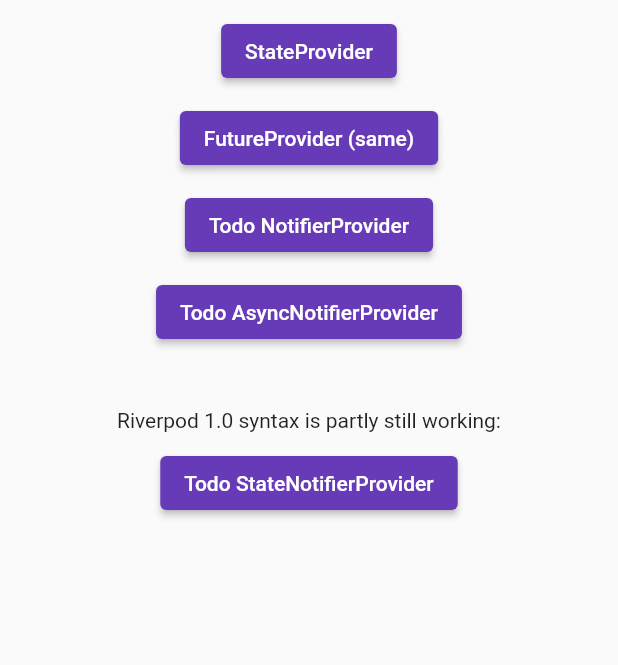
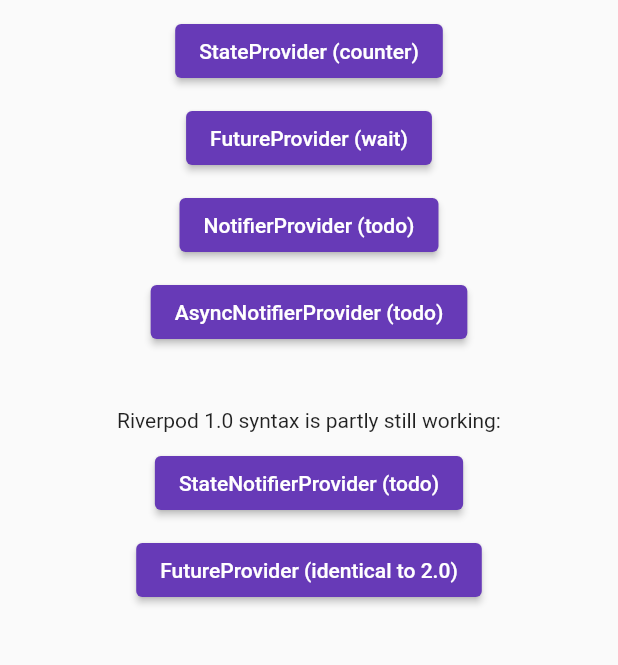
Before and after one commit to flutterrausch/flutter_examples, a Flutter app: the screen it shows after launch, on a phone screen of 412 x 824 dp, the part 168-833 px from its top. Run offline on Flutter 3.47's test engine with Material 2 defaults, Android fonts, the phone set to English and light mode, and no system bars; our stand-ins replace dio, flutter_riverpod; missing offline and left inert: jwt_decode.

Commit message:
[update] streamlined page names + menu

```diff
--- a/040__riverpod2/lib/counter_stateprovider_page.dart
+++ b/040__riverpod2/lib/counter_stateprovider_page.dart
@@ -13,7 +13,7 @@ class CounterStateproviderPage extends ConsumerWidget {
 
     return Scaffold(
       appBar: AppBar(
-        title: const Text('Counter Provider Page'),
+        title: const Text('StateProvider (counter)'),
       ),
       body: Center(
         child: Column(
--- a/040__riverpod2/lib/main.dart
+++ b/040__riverpod2/lib/main.dart
@@ -50,22 +50,25 @@ class MainPage extends StatelessWidget {
                       const Text('Riverpod 2.0:'),
 
                       const SizedBox(height: 10),
-                      PageButton('StateProvider', const CounterStateproviderPage(), context),
+                      PageButton('StateProvider (counter)', const CounterStateproviderPage(), context),
 
                       const SizedBox(height: 10),
-                      PageButton('FutureProvider (same)', const WaitFutureproviderPage(), context),
+                      PageButton('FutureProvider (wait)', const WaitFutureproviderPage(), context),
 
                       const SizedBox(height: 10),
-                      PageButton('Todo NotifierProvider', const TodoNotifierproviderPage(), context),
+                      PageButton('NotifierProvider (todo)', const TodoNotifierproviderPage(), context),
 
                       const SizedBox(height: 10),
-                      PageButton('Todo AsyncNotifierProvider', const TodoAsyncnotifierproviderPage(), context),
+                      PageButton('AsyncNotifierProvider (todo)', const TodoAsyncnotifierproviderPage(), context),
 
 
                       const SizedBox(height: 40),
                       const Text('Riverpod 1.0 syntax is partly still working:'),
                       const SizedBox(height: 10),
-                      PageButton('Todo StateNotifierProvider', const TodoStatenotifierproviderPage(), context),
+                      PageButton('StateNotifierProvider (todo)', const TodoStatenotifierproviderPage(), context),
+
+                      const SizedBox(height: 10),
+                      PageButton('FutureProvider (identical to 2.0)', const WaitFutureproviderPage(), context),
 
                       // buggy, don't show:
                       // const SizedBox(height: 10),
--- a/040__riverpod2/lib/todo_asyncinit_page.dart
+++ b/040__riverpod2/lib/todo_asyncinit_page.dart
@@ -108,7 +108,7 @@ class TodoAsyncInitPage extends ConsumerWidget {
   Widget build(BuildContext context, WidgetRef ref) {
     return Scaffold(
       appBar: AppBar(
-        title: const Text('Todo async'),
+        title: const Text('Todo async init StateNotifierProvider (bug!)'),
       ),
       body: Column(
         children: const [
--- a/040__riverpod2/lib/todo_asyncnotifierprovider_page.dart
+++ b/040__riverpod2/lib/todo_asyncnotifierprovider_page.dart
@@ -129,7 +129,7 @@ class TodoAsyncnotifierproviderPage extends ConsumerWidget {
   Widget build(BuildContext context, WidgetRef ref) {
     return Scaffold(
       appBar: AppBar(
-        title: const Text('Todo'),
+        title: const Text('AsyncNotifierProvider (todo)'),
       ),
       body: Column(
         children: const [
--- a/040__riverpod2/lib/todo_notifierprovider_page.dart
+++ b/040__riverpod2/lib/todo_notifierprovider_page.dart
@@ -111,7 +111,7 @@ class TodoNotifierproviderPage extends ConsumerWidget {
   Widget build(BuildContext context, WidgetRef ref) {
     return Scaffold(
       appBar: AppBar(
-        title: const Text('Todo'),
+        title: const Text('NotifierProvider (todo)'),
       ),
       body: Column(
         children: const [
--- a/040__riverpod2/lib/todo_statenotifierprovider_page.dart
+++ b/040__riverpod2/lib/todo_statenotifierprovider_page.dart
@@ -104,7 +104,7 @@ class TodoStatenotifierproviderPage extends ConsumerWidget {
   Widget build(BuildContext context, WidgetRef ref) {
     return Scaffold(
       appBar: AppBar(
-        title: const Text('Todo'),
+        title: const Text('StateNotifierProvider (todo)'),
       ),
       body: Column(
         children: const [
--- a/040__riverpod2/lib/wait_futureprovider_page.dart
+++ b/040__riverpod2/lib/wait_futureprovider_page.dart
@@ -28,7 +28,7 @@ class WaitFutureproviderPage extends ConsumerWidget {
 
     return Scaffold(
       appBar: AppBar(
-        title: const Text('Future provider'),
+        title: const Text('FutureProvider (wait)'),
       ),
       body: Center(
         child: Column(
```
